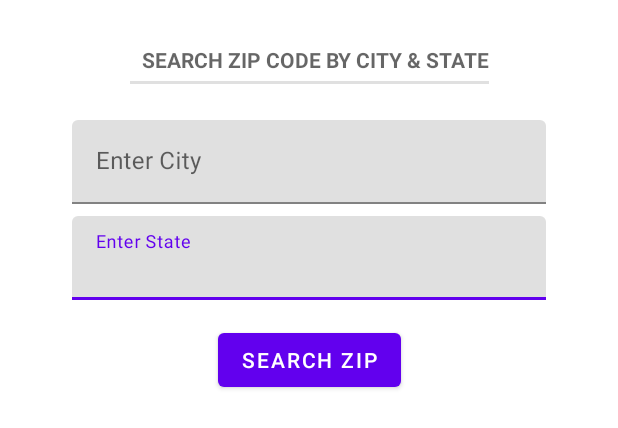
After one commit to sagarsheth/DisplayZip, an Android app: the layout activity_displayzip.xml on its own in the app's theme, with its tools: preview values and no code run, on a phone screen of 412 x 824 dp. The commit adds this screen. Shown: the top 428 px of the screen. Run offline under Robolectric (Android 15) with nearby library versions, the phone set to English and light mode, and no system bars.

Commit message:
Completed Coding
Completed coding. Test cases adding left.

```diff
--- a/app/build.gradle
+++ b/app/build.gradle
@@ -5,7 +5,6 @@ plugins {
 
 android {
     compileSdkVersion 30
-
     defaultConfig {
         applicationId "com.interview.displayzip"
         minSdkVersion 28
@@ -28,6 +27,10 @@ android {
     }
     kotlinOptions {
         jvmTarget = '1.8'
+    }
+
+    buildFeatures {
+        viewBinding true
     }
 }
 
--- a/app/src/main/AndroidManifest.xml
+++ b/app/src/main/AndroidManifest.xml
@@ -9,7 +9,7 @@
         android:roundIcon="@mipmap/ic_launcher_round"
         android:supportsRtl="true"
         android:theme="@style/Theme.DisplayZip">
-        <activity android:name=".DisplayZipActivity">
+        <activity android:name=".ActivityDisplayZip">
             <intent-filter>
                 <action android:name="android.intent.action.MAIN" />
 
--- /dev/null
+++ b/app/src/main/res/layout/activity_displayzip.xml
@@ -0,0 +1,92 @@
+<?xml version="1.0" encoding="utf-8"?>
+<androidx.constraintlayout.widget.ConstraintLayout xmlns:android="http://schemas.android.com/apk/res/android"
+    xmlns:app="http://schemas.android.com/apk/res-auto"
+    xmlns:tools="http://schemas.android.com/tools"
+    android:layout_width="match_parent"
+    android:layout_height="match_parent"
+    tools:context=".ActivityDisplayZip">
+
+    <Button
+        android:id="@+id/search_button"
+        android:layout_width="wrap_content"
+        android:layout_height="wrap_content"
+        android:layout_marginTop="16dp"
+        android:text="@string/search_zip"
+        app:layout_constraintEnd_toEndOf="parent"
+        app:layout_constraintStart_toStartOf="parent"
+        app:layout_constraintTop_toBottomOf="@+id/state_edit_text_layout" />
+
+    <com.google.android.material.textfield.TextInputLayout
+        android:id="@+id/state_edit_text_layout"
+        android:layout_width="match_parent"
+        android:layout_height="wrap_content"
+        android:layout_marginStart="48dp"
+        android:layout_marginTop="8dp"
+        android:layout_marginEnd="48dp"
+        app:layout_constraintEnd_toEndOf="parent"
+        app:layout_constraintStart_toStartOf="parent"
+        app:layout_constraintTop_toBottomOf="@+id/city_edit_text_layout">
+
+        <com.google.android.material.textfield.TextInputEditText
+            android:id="@+id/state_edit_text"
+            android:layout_width="match_parent"
+            android:layout_height="wrap_content"
+            android:hint="@string/enter_state"
+            android:inputType="textCapCharacters"
+            android:maxLength="2" />
+
+    </com.google.android.material.textfield.TextInputLayout>
+
+    <com.google.android.material.textfield.TextInputLayout
+        android:id="@+id/city_edit_text_layout"
+        style="@style/Widget.AppCompat.EditText"
+        android:layout_width="match_parent"
+        android:layout_height="wrap_content"
+        android:layout_marginStart="48dp"
+        android:layout_marginTop="24dp"
+        android:layout_marginEnd="48dp"
+        app:layout_constraintEnd_toEndOf="parent"
+        app:layout_constraintStart_toStartOf="parent"
+        app:layout_constraintTop_toBottomOf="@id/header_title">
+
+        <com.google.android.material.textfield.TextInputEditText
+            android:id="@+id/city_edit_text"
+            android:layout_width="match_parent"
+            android:layout_height="wrap_content"
+            android:hint="@string/enter_city"
+            android:inputType="textCapCharacters" />
+
+    </com.google.android.material.textfield.TextInputLayout>
+
+    <TextView
+        android:id="@+id/header_title"
+        style="?android:attr/listSeparatorTextViewStyle"
+        android:layout_width="wrap_content"
+        android:layout_height="wrap_content"
+        android:layout_marginTop="24dp"
+        android:text="@string/search_zip_code_by_city_amp_state"
+        app:layout_constraintEnd_toEndOf="parent"
+        app:layout_constraintStart_toStartOf="parent"
+        app:layout_constraintTop_toTopOf="parent" />
+
+    <androidx.recyclerview.widget.RecyclerView
+        android:id="@+id/zipcode_list"
+        android:layout_width="match_parent"
+        android:layout_height="wrap_content"
+        android:layout_marginTop="24dp"
+        app:layout_constraintEnd_toEndOf="parent"
+        app:layout_constraintStart_toStartOf="parent"
+        app:layout_constraintTop_toBottomOf="@+id/search_button" />
+
+    <TextView
+        android:id="@+id/empty_view"
+        android:layout_width="wrap_content"
+        android:layout_height="wrap_content"
+        android:layout_marginTop="24dp"
+        android:text="@string/no_results_found"
+        android:textSize="18dp"
+        android:visibility="gone"
+        app:layout_constraintEnd_toEndOf="parent"
+        app:layout_constraintStart_toStartOf="parent"
+        app:layout_constraintTop_toBottomOf="@+id/search_button" />
+</androidx.constraintlayout.widget.ConstraintLayout>
--- a/app/src/main/res/values/strings.xml
+++ b/app/src/main/res/values/strings.xml
@@ -4,4 +4,5 @@
     <string name="enter_city">Enter City</string>
     <string name="enter_state">Enter State</string>
     <string name="search_zip_code_by_city_amp_state"><![CDATA[Search zip code by city & state]]></string>
+    <string name="no_results_found">No results found</string>
 </resources>
```
Also changed, not shown: app/src/main/java/com/interview/displayzip/ActivityDisplayZip.kt (added, +90 -0 lines), app/src/main/java/com/interview/displayzip/DisplayZipActivity.kt (deleted, +0 -40 lines), app/src/main/java/com/interview/displayzip/repo/ZipCodeRepo.kt (+0 -23 lines), app/src/main/java/com/interview/displayzip/ui/ZipCodeAdapter.kt (added, +45 -0 lines), app/src/main/java/com/interview/displayzip/viewmodel/ZipCodesViewModel.kt (+10 -10 lines), app/src/main/res/layout/activity_display_zip.xml (deleted, +0 -63 lines), app/src/main/res/layout/text_row_item.xml (added, +13 -0 lines).
